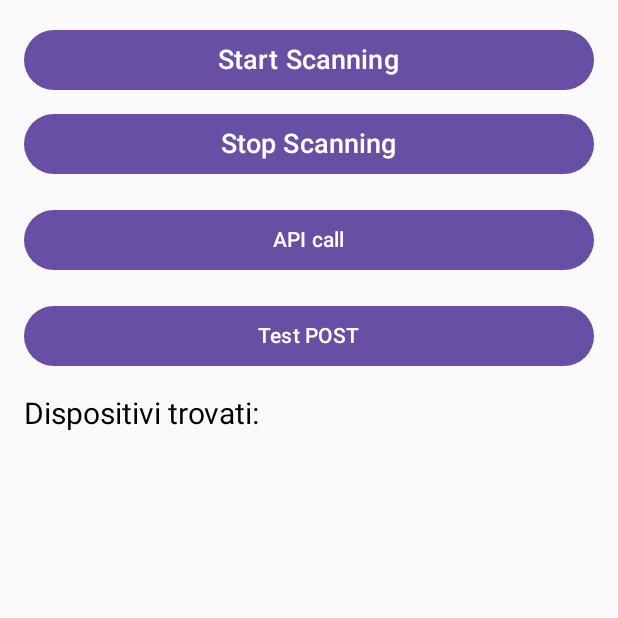
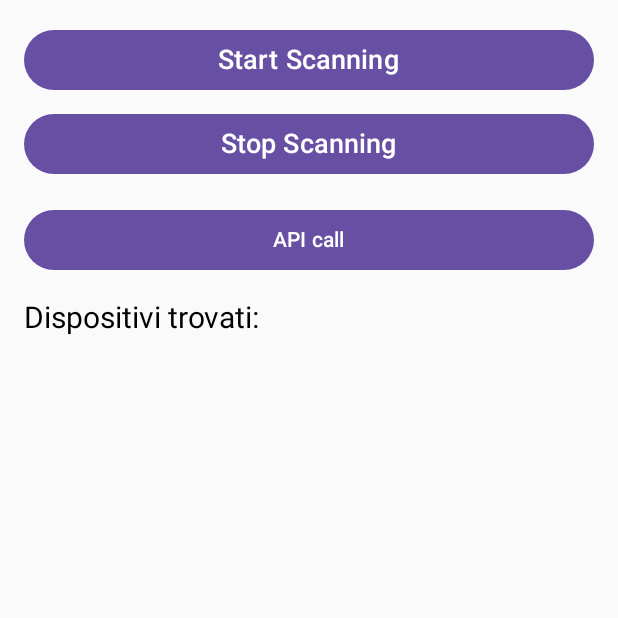
Before and after one commit to SafeHelmet/safeHelmet_mobile, an Android app built with Jetpack Compose: the screen it shows after launch (MainActivity), after a tap on "API call", on a phone screen of 412 x 824 dp, the top half of it. Run offline under Robolectric (Android 15) with nearby library versions, the phone set to English and light mode, and no system bars.

Commit message:
Refactor: Update API calls and remove test button
- Modified `HttpClient` to use a base URL for API calls, improving URL management.
- Updated `getRequest` and `postRequest` in `HttpClient` to prepend the base URL to endpoints.
- Updated `ParseCollector` to make post request to  `/api/v1/worksites` instead of the full path.
- Removed a test POST button from `MainActivity` as it is no longer needed.

```diff
--- a/app/src/main/kotlin/com/safehelmet/safehelmet_mobile/MainActivity.kt
+++ b/app/src/main/kotlin/com/safehelmet/safehelmet_mobile/MainActivity.kt
@@ -149,32 +149,6 @@ fun NonConnectedScreen(
             Text("API call")
         }
 
-        Button(
-            onClick = {
-                CoroutineScope(Dispatchers.IO).launch {
-                    HttpClient.postRequest(
-                        "https://safehelmet-backend.onrender.com/api/v1/worksites",
-                        """
-                                {
-                                    "name": "Cantiere della sburra",
-                                    "latitude": 45.0,
-                                    "longitude": 9.0,
-                                    "start_date_of_work": "2023-10-01T00:00:00Z",
-                                    "end_date_of_work": "2023-12-31T00:00:00Z"
-                                }
-                            """
-
-                    ) { response ->
-                        response?.body?.let { Log.i("BOH", it.string()) }
-                    }
-                }
-            },
-            modifier = Modifier
-                .fillMaxWidth()
-                .padding(bottom = 16.dp)
-        ) {
-            Text("Test POST")
-        }
 
         // Show a list of scanned devices
         Text("Dispositivi trovati:", fontSize = 20.sp, modifier = Modifier.padding(bottom = 8.dp))
--- a/app/src/main/kotlin/com/safehelmet/safehelmet_mobile/api/HttpClient.kt
+++ b/app/src/main/kotlin/com/safehelmet/safehelmet_mobile/api/HttpClient.kt
@@ -11,13 +11,15 @@ import java.io.IOException
 object HttpClient {
 
     private val client = OkHttpClient()
-    private val authToken = BuildConfig.API_TOKEN // Sostituisci con il tuo token di autorizzazione
+    private val authToken = BuildConfig.API_TOKEN
+
+    private val base_url = "https://safehelmet-backend.onrender.com"
 
     // Funzione per eseguire la richiesta con autorizzazione
     fun getRequest(url: String, callback: (Response?) -> Unit) {
         val request = Request.Builder()
-            .url(url)
-            .addHeader("Authorization", authToken) // Aggiungi il token di autorizzazione
+            .url(base_url+url)
+            .addHeader("Authorization", authToken)
             .build()
 
         client.newCall(request).enqueue(object : Callback {
@@ -46,7 +48,7 @@ object HttpClient {
         val body = json.toRequestBody("application/json; charset=utf-8".toMediaType())
 
         val request = Request.Builder()
-            .url(url)
+            .url(base_url+url)
             .post(body)
             .addHeader("Authorization", authToken) // Aggiungi il token di autorizzazione
             .build()
--- a/app/src/main/kotlin/com/safehelmet/safehelmet_mobile/parse/ParseCollector.kt
+++ b/app/src/main/kotlin/com/safehelmet/safehelmet_mobile/parse/ParseCollector.kt
@@ -61,7 +61,7 @@ object ParseCollector {
 
     private fun sendDataToBackend() {
         HttpClient.postRequest(
-            "https://safehelmet-backend.onrender.com/api/v1/worksites",
+            "/api/v1/worksites",
             createReadingJson()
         ) { response ->
             response?.body?.let { Log.i("ParseCollector", it.string()) }
```
